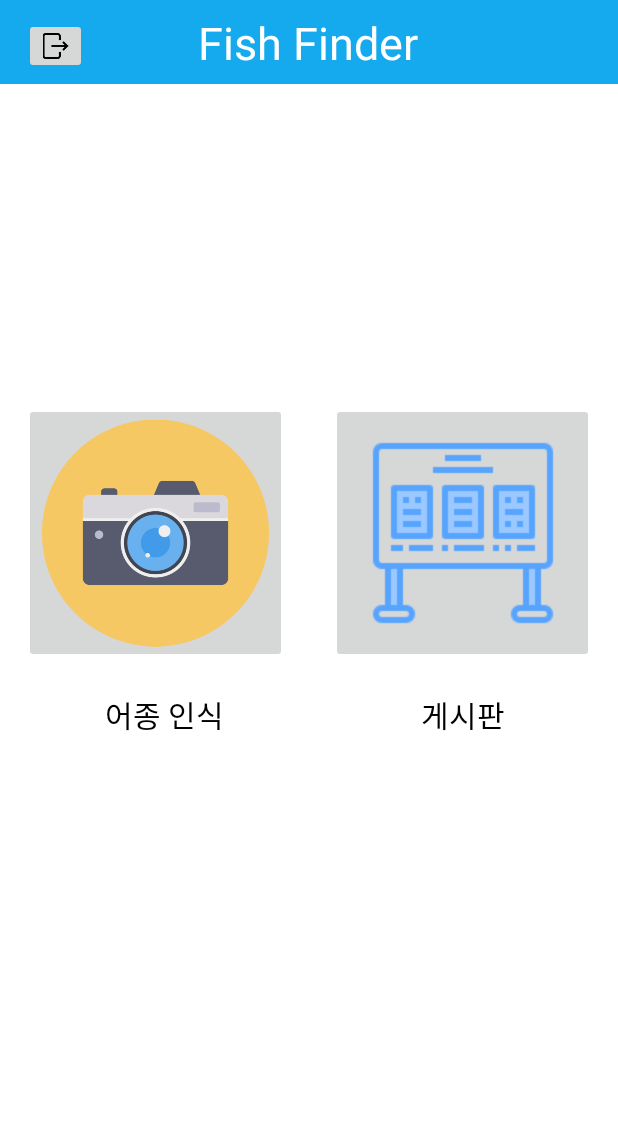
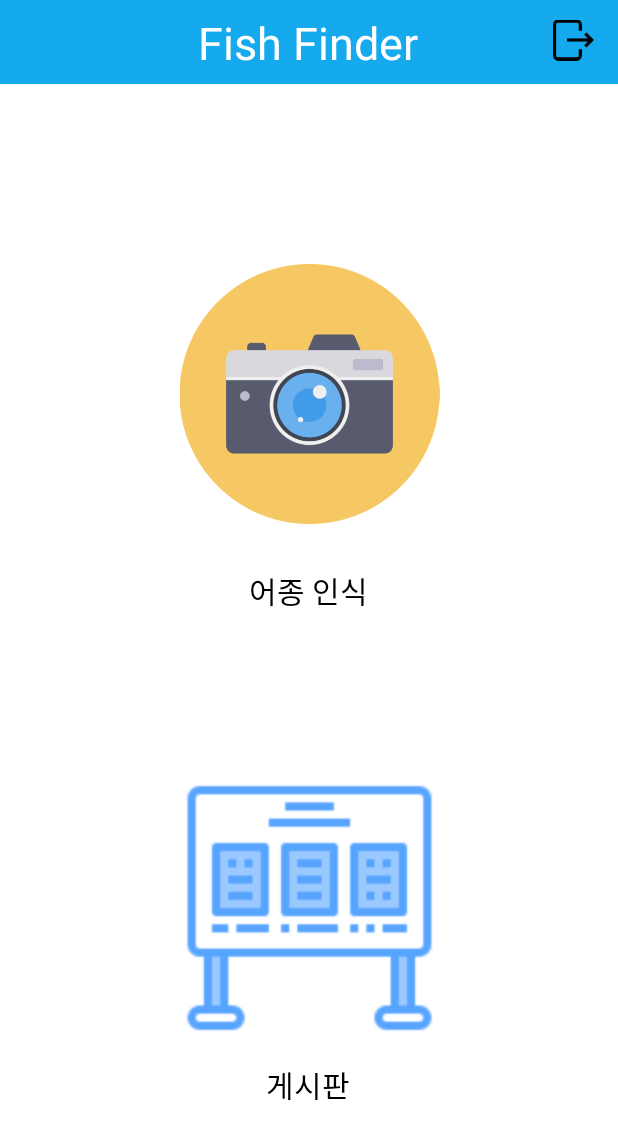
Before and after one commit to SEO-J17/2021_CapStone, an Android app: the Choice_Activity screen opened directly, with no data from a screen before it, on a phone screen of 412 x 824 dp. Shown: the top 1140 px of the screen. Run offline under Robolectric (Android 15) with nearby library versions, the phone set to English and light mode, and no system bars.

Commit message:
Edit layout choice_activity

```diff
--- a/app/src/main/AndroidManifest.xml
+++ b/app/src/main/AndroidManifest.xml
@@ -36,6 +36,7 @@
         <activity android:name=".Join_Activity"></activity>
         <activity android:name=".Choice_Activity"></activity>
         <activity android:name=".Board_Activity"></activity>
+        <activity android:name=".Write_Activity"></activity>
         <activity android:name=".Camera_Activity"
             android:screenOrientation="landscape"></activity>
 
--- a/app/src/main/res/layout/activity_choice.xml
+++ b/app/src/main/res/layout/activity_choice.xml
@@ -32,43 +32,42 @@
 
     <ImageButton
         android:id="@+id/img_btn_logout"
-        android:layout_width="42dp"
+        android:layout_width="27dp"
         android:layout_height="37dp"
-        android:adjustViewBounds="true"
-        android:maxWidth="35dp"
-        android:maxHeight="35dp"
+        android:background="@color/main_color"
         android:scaleType="fitCenter"
-        app:layout_constraintBottom_toBottomOf="parent"
-        app:layout_constraintEnd_toEndOf="parent"
-        app:layout_constraintHorizontal_bias="0.043"
+        app:layout_constraintBottom_toBottomOf="@+id/choice_title"
+        app:layout_constraintEnd_toEndOf="@+id/toolbar"
+        app:layout_constraintHorizontal_bias="0.958"
         app:layout_constraintStart_toStartOf="parent"
-        app:layout_constraintTop_toTopOf="parent"
-        app:layout_constraintVertical_bias="0.015"
+        app:layout_constraintTop_toTopOf="@+id/toolbar"
+        app:layout_constraintVertical_bias="0.727"
         app:srcCompat="@drawable/exit" />
 
     <ImageButton
         android:id="@+id/img_btn_board"
         android:layout_width="175dp"
         android:layout_height="173dp"
+        android:background="@color/white"
+        android:scaleType="fitCenter"
         app:layout_constraintBottom_toBottomOf="parent"
         app:layout_constraintEnd_toEndOf="parent"
-        app:layout_constraintHorizontal_bias="0.932"
         app:layout_constraintStart_toStartOf="parent"
         app:layout_constraintTop_toTopOf="parent"
-        app:layout_constraintVertical_bias="0.413"
+        app:layout_constraintVertical_bias="0.797"
         app:srcCompat="@drawable/board" />
 
     <ImageButton
         android:id="@+id/img_btn_camera"
         android:layout_width="175dp"
         android:layout_height="173dp"
+        android:background="@color/white"
         android:scaleType="fitCenter"
         app:layout_constraintBottom_toBottomOf="parent"
         app:layout_constraintEnd_toEndOf="parent"
-        app:layout_constraintHorizontal_bias="0.067"
         app:layout_constraintStart_toStartOf="parent"
         app:layout_constraintTop_toTopOf="parent"
-        app:layout_constraintVertical_bias="0.413"
+        app:layout_constraintVertical_bias="0.27"
         app:srcCompat="@drawable/camera" />
 
     <TextView
@@ -80,10 +79,10 @@
         android:textSize="20sp"
         app:layout_constraintBottom_toBottomOf="parent"
         app:layout_constraintEnd_toEndOf="parent"
-        app:layout_constraintHorizontal_bias="0.211"
+        app:layout_constraintHorizontal_bias="0.498"
         app:layout_constraintStart_toStartOf="parent"
         app:layout_constraintTop_toTopOf="parent"
-        app:layout_constraintVertical_bias="0.581" />
+        app:layout_constraintVertical_bias="0.477" />
 
     <TextView
         android:id="@+id/textview_board"
@@ -94,8 +93,10 @@
         android:textSize="20sp"
         app:layout_constraintBottom_toBottomOf="parent"
         app:layout_constraintEnd_toEndOf="parent"
-        app:layout_constraintHorizontal_bias="0.788"
+        app:layout_constraintHorizontal_bias="0.498"
         app:layout_constraintStart_toStartOf="parent"
         app:layout_constraintTop_toTopOf="parent"
-        app:layout_constraintVertical_bias="0.581" />
+        app:layout_constraintVertical_bias="0.892" />
+
+
 </androidx.constraintlayout.widget.ConstraintLayout>
--- a/app/src/main/res/values/strings.xml
+++ b/app/src/main/res/values/strings.xml
@@ -4,11 +4,14 @@
     <string name="hint_id"> ID를 입력하세요 </string>
     <string name="hint_password"> 패스워드를 입력하세요 </string>
     <string name="hint_chk_password"> 패스워드를 다시 입력하세요 </string>
+    <string name="hint_content"> 글 내용을 입력하세요 </string>
+    <string name="hint_title"> 제목을 입력하세요 </string>
     <string name="btn_join"> 회원가입 </string>
     <string name="img_btn_logout"> 로그아웃 </string>
     <string name="view_camera"> 어종 인식 </string>
     <string name="view_board"> 게시판 </string>
     <string name="chk_loginstate"> 자동 로그인 </string>
     <string name="prefLoginstate"> loginstate </string>
+    <string name="content_register"> 등록 </string>
 
 </resources>
```
